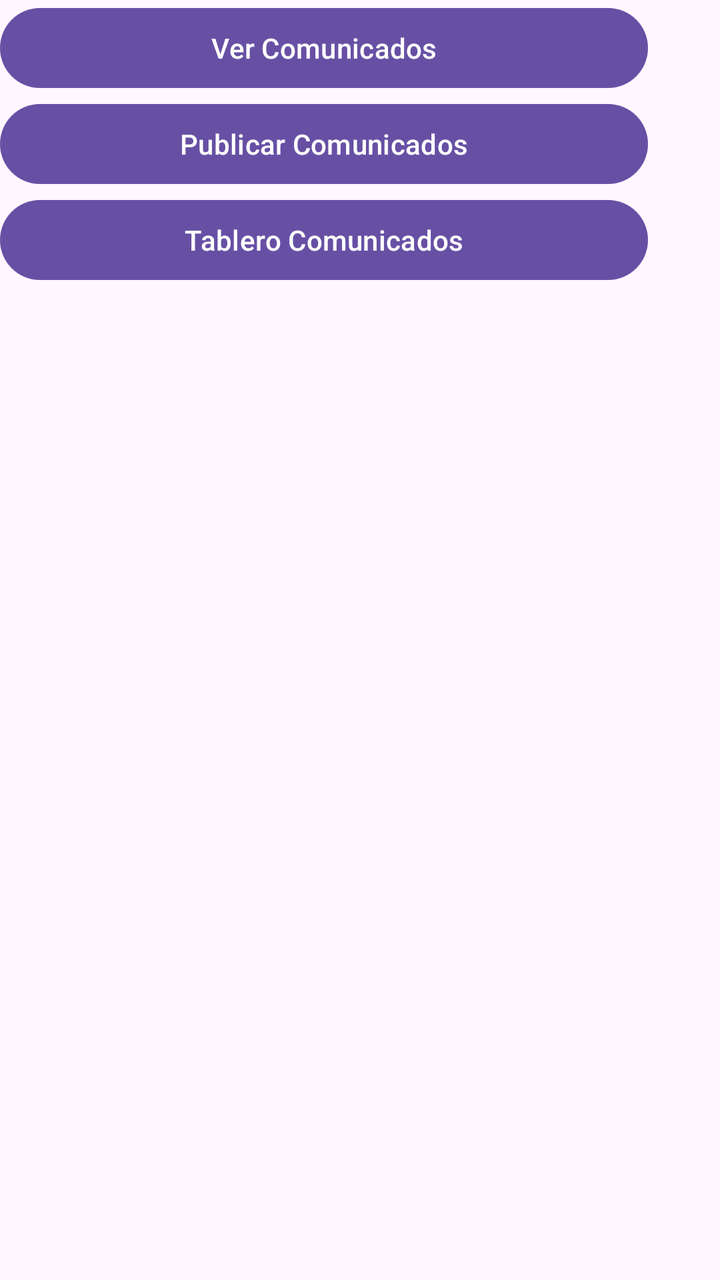
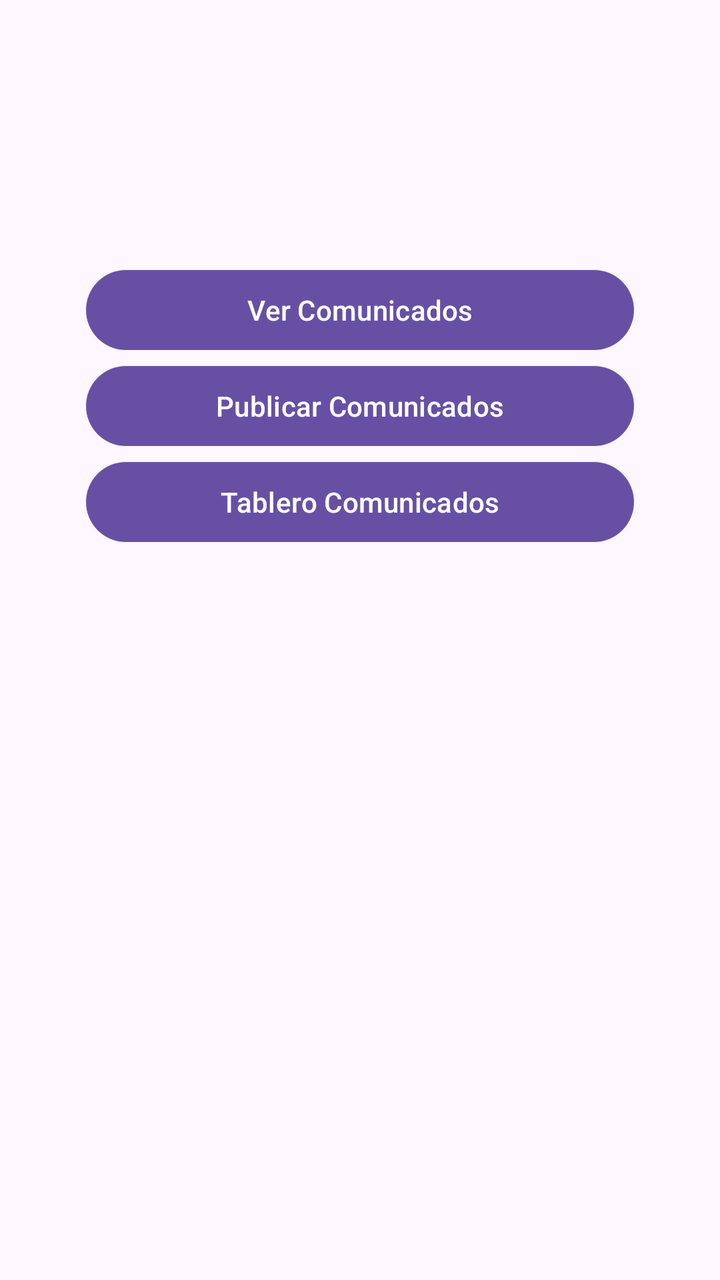

An Android layout rendered at two revisions. The XML below is the earlier revision; the diff shows what the commit changed to produce the second picture.
<!-- AndroidManifest.xml: application theme Theme.POO4_2P_BOZZA_REYES -->
<!-- res/layout/activity_menu.xml -->
<?xml version="1.0" encoding="utf-8"?>
<androidx.constraintlayout.widget.ConstraintLayout xmlns:android="http://schemas.android.com/apk/res/android"
    xmlns:tools="http://schemas.android.com/tools"
    android:layout_width="match_parent"
    android:layout_height="match_parent">

    <LinearLayout
        android:layout_width="324dp"
        android:layout_height="468dp"
        android:orientation="vertical"
        tools:layout_editor_absoluteX="43dp"
        tools:layout_editor_absoluteY="131dp">

        <Button
            android:id="@+id/btnVerComunicados"
            android:layout_width="match_parent"
            android:layout_height="wrap_content"
            android:text="Ver Comunicados" />

        <Button
            android:id="@+id/btnPublicar"
            android:layout_width="match_parent"
            android:layout_height="wrap_content"
            android:text="Publicar Comunicados" />

        <Button
            android:id="@+id/btnTablero"
            android:layout_width="match_parent"
            android:layout_height="wrap_content"
            android:text="Tablero Comunicados" />
    </LinearLayout>
</androidx.constraintlayout.widget.ConstraintLayout>
<!-- resources referenced by this layout -->
<resources>
  <style name="Theme.POO4_2P_BOZZA_REYES" parent="Base.Theme.POO4_2P_BOZZA_REYES" />
  <style name="Base.Theme.POO4_2P_BOZZA_REYES" parent="Theme.Material3.DayNight.NoActionBar">
          
          
      </style>
</resources>

<!-- the commit's change to res/layout/activity_menu.xml (unified diff, before → after) -->
@@ -1,15 +1,23 @@
 <?xml version="1.0" encoding="utf-8"?>
 <androidx.constraintlayout.widget.ConstraintLayout xmlns:android="http://schemas.android.com/apk/res/android"
+    xmlns:app="http://schemas.android.com/apk/res-auto"
     xmlns:tools="http://schemas.android.com/tools"
     android:layout_width="match_parent"
     android:layout_height="match_parent">
 
     <LinearLayout
-        android:layout_width="324dp"
-        android:layout_height="468dp"
+        android:id="@+id/linearLayout2"
+        android:layout_width="0dp"
+        android:layout_height="0dp"
+        android:layout_marginStart="43dp"
+        android:layout_marginTop="131dp"
+        android:layout_marginEnd="43dp"
+        android:layout_marginBottom="131dp"
         android:orientation="vertical"
-        tools:layout_editor_absoluteX="43dp"
-        tools:layout_editor_absoluteY="131dp">
+        app:layout_constraintBottom_toBottomOf="parent"
+        app:layout_constraintEnd_toEndOf="parent"
+        app:layout_constraintStart_toStartOf="parent"
+        app:layout_constraintTop_toTopOf="parent">
 
         <Button
             android:id="@+id/btnVerComunicados"
